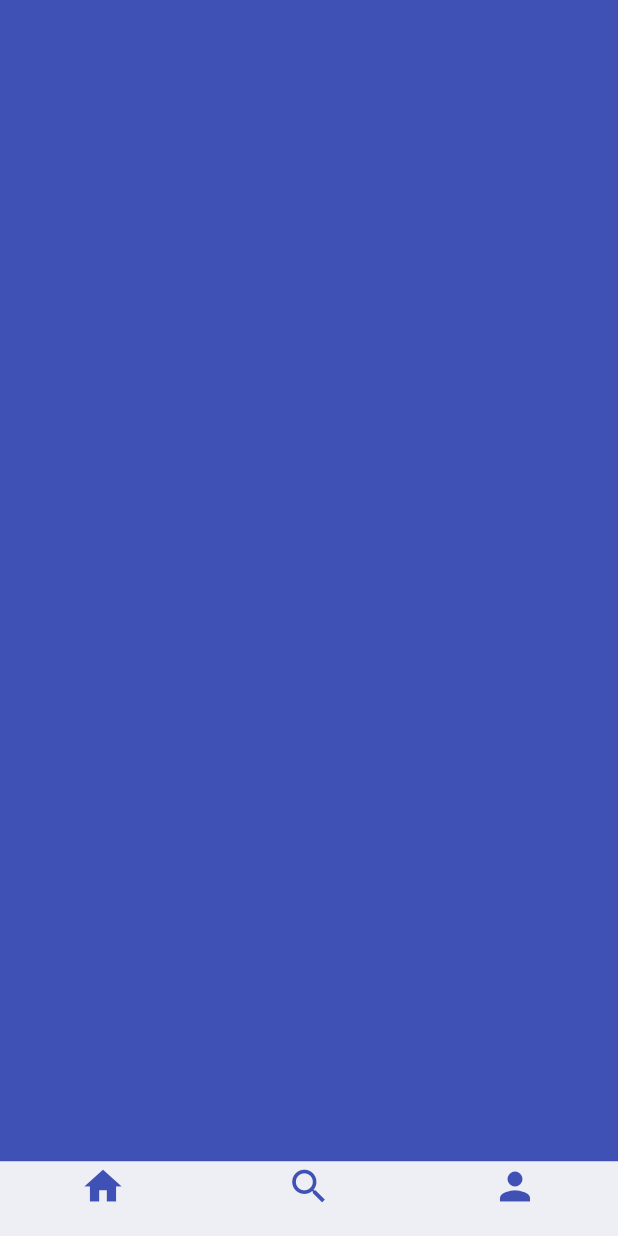
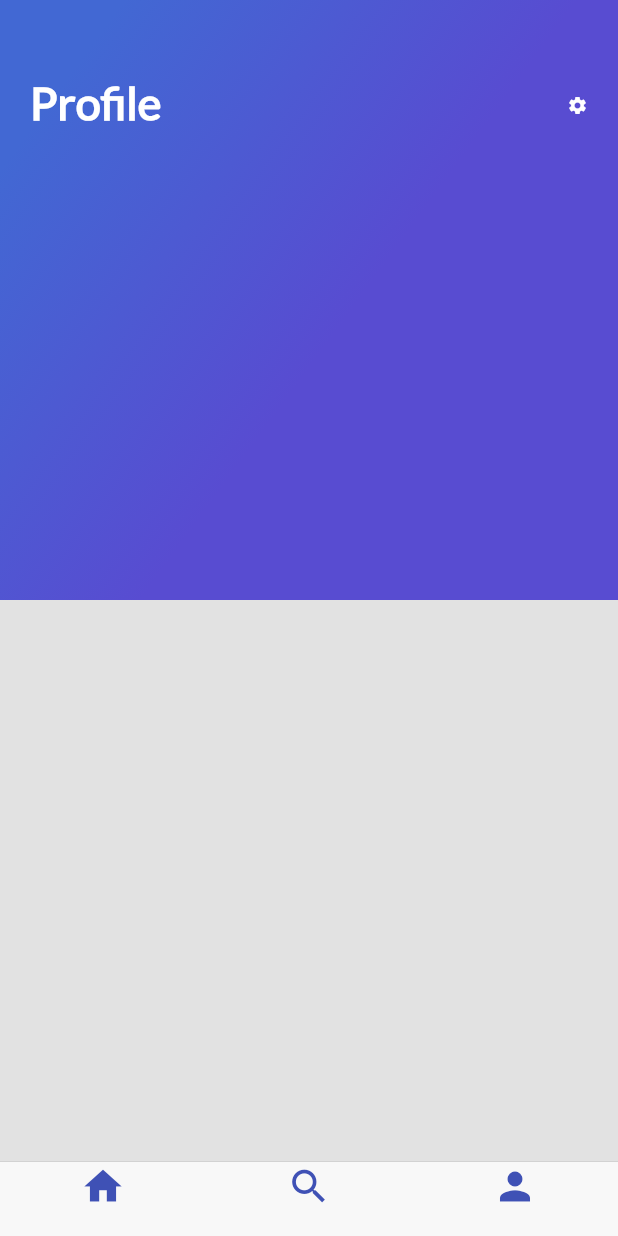
Before and after one commit to ricardo9407/flutter_application_1, a Flutter app: the screen it shows after launch, item 3 of the bottom bar chosen, on a phone screen of 412 x 824 dp. Run offline on Flutter 3.47's test engine with Material 2 defaults, Android fonts, the phone set to English and light mode, and no system bars.

Commit message:
Implementación de la gradiente, titulo de la pestaña y botón de configuración

```diff
--- /dev/null
+++ b/lib/gradient_back_profile.dart
@@ -0,0 +1,51 @@
+import 'package:flutter/material.dart';
+
+// ignore: must_be_immutable
+class GradientBack extends StatelessWidget {
+  String title = "Popular";
+  GradientBack(this.title);
+  @override
+  // ignore: missing_return
+  Widget build(BuildContext context) {
+    // ignore: todo
+    // TODO: implement build
+    return Stack(
+      children: <Widget>[
+        Container(
+            height: 400.0,
+            decoration: BoxDecoration(
+                gradient: LinearGradient(
+                    colors: [Color(0xFF4268D3), Color(0xFF584CD1)],
+                    begin: FractionalOffset(0.2, 0.0),
+                    end: FractionalOffset(1.0, 0.6),
+                    stops: [0.0, 0.6],
+                    tileMode: TileMode.clamp))),
+        Row(
+          children: <Widget>[
+            Container(
+              margin: EdgeInsets.only(left: 20.0, top: 50.0),
+              child: Text(
+                title,
+                style: TextStyle(
+                    color: Colors.white,
+                    fontSize: 30.0,
+                    fontFamily: "Lato",
+                    fontWeight: FontWeight.bold),
+              ),
+              //alignment: Alignment(-0.9, -0.6),
+            ),
+            Spacer(),
+            Container(
+              margin: EdgeInsets.only(right: 20.0, top: 55.0),
+              child: Icon(
+                Icons.settings,
+                size: 14,
+                color: Colors.white,
+              ),
+            )
+          ],
+        )
+      ],
+    );
+  }
+}
--- /dev/null
+++ b/lib/header_appbar_profile.dart
@@ -0,0 +1,13 @@
+import 'package:flutter/material.dart';
+import 'gradient_back_profile.dart';
+
+class HeaderAppBar extends StatelessWidget {
+  @override
+  Widget build(BuildContext context) {
+    // ignore: todo
+    // TODO: implement build
+    return Stack(
+      children: <Widget>[GradientBack("Profile")],
+    );
+  }
+}
--- a/lib/profile_trips.dart
+++ b/lib/profile_trips.dart
@@ -1,12 +1,21 @@
 import 'package:flutter/material.dart';
+import 'header_appbar_profile.dart';
 
 class ProfileTrips extends StatelessWidget {
   @override
   Widget build(BuildContext context) {
     // ignore: todo
     // TODO: implement build
-    return Container(
-      color: Colors.indigo,
+    return Stack(
+      children: <Widget>[
+        /*ListView(
+          children: <Widget>[
+            DescriptionPlace("Duwili Elle", 4.5, descriptionDummy),
+            ReviewList()
+          ],
+        ),*/
+        HeaderAppBar()
+      ],
     );
   }
 }
```
